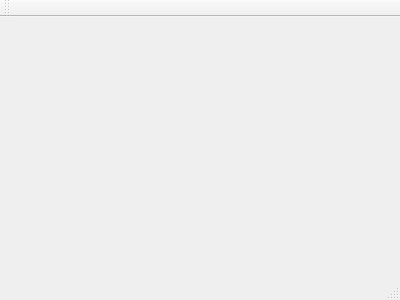
The window that tools/rpi_updater/mainwindow.ui (lpares12/IPoL) describes before a commit, drawn with Qt 5.
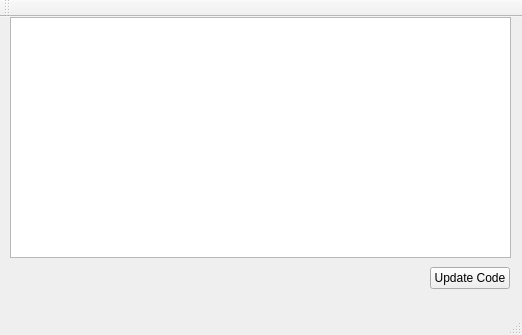
The same window after the commit.

What changed in the file:
```diff
--- a/tools/rpi_updater/mainwindow.ui
+++ b/tools/rpi_updater/mainwindow.ui
@@ -1,24 +1,63 @@
 <ui version="4.0">
  <class>MainWindow</class>
- <widget class="QMainWindow" name="MainWindow" >
-  <property name="geometry" >
+ <widget class="QMainWindow" name="MainWindow">
+  <property name="geometry">
    <rect>
     <x>0</x>
     <y>0</y>
-    <width>400</width>
-    <height>300</height>
+    <width>522</width>
+    <height>335</height>
    </rect>
   </property>
   <property name="windowTitle" >
    <string>MainWindow</string>
   </property>
-  <widget class="QMenuBar" name="menuBar" />
-  <widget class="QToolBar" name="mainToolBar" />
-  <widget class="QWidget" name="centralWidget" />
-  <widget class="QStatusBar" name="statusBar" />
+  <widget class="QWidget" name="centralWidget">
+   <widget class="QTreeView" name="fileTree_">
+    <property name="geometry">
+     <rect>
+      <x>10</x>
+      <y>0</y>
+      <width>501</width>
+      <height>241</height>
+     </rect>
+    </property>
+   </widget>
+   <widget class="QPushButton" name="updateBtn_">
+    <property name="geometry">
+     <rect>
+      <x>430</x>
+      <y>250</y>
+      <width>80</width>
+      <height>22</height>
+     </rect>
+    </property>
+    <property name="text">
+     <string>Update Code</string>
+    </property>
+   </widget>
+  </widget>
+  <widget class="QMenuBar" name="menuBar">
+   <property name="geometry">
+    <rect>
+     <x>0</x>
+     <y>0</y>
+     <width>522</width>
+     <height>19</height>
+    </rect>
+   </property>
+  </widget>
+  <widget class="QToolBar" name="mainToolBar">
+   <attribute name="toolBarArea">
+    <enum>TopToolBarArea</enum>
+   </attribute>
+   <attribute name="toolBarBreak">
+    <bool>false</bool>
+   </attribute>
+  </widget>
+  <widget class="QStatusBar" name="statusBar"/>
  </widget>
- <layoutDefault spacing="6" margin="11" />
- <pixmapfunction></pixmapfunction>
+ <layoutdefault spacing="6" margin="11"/>
  <resources/>
  <connections/>
 </ui>
```
Left out of the diff: 3 changed lines with no effect on the pictures.
